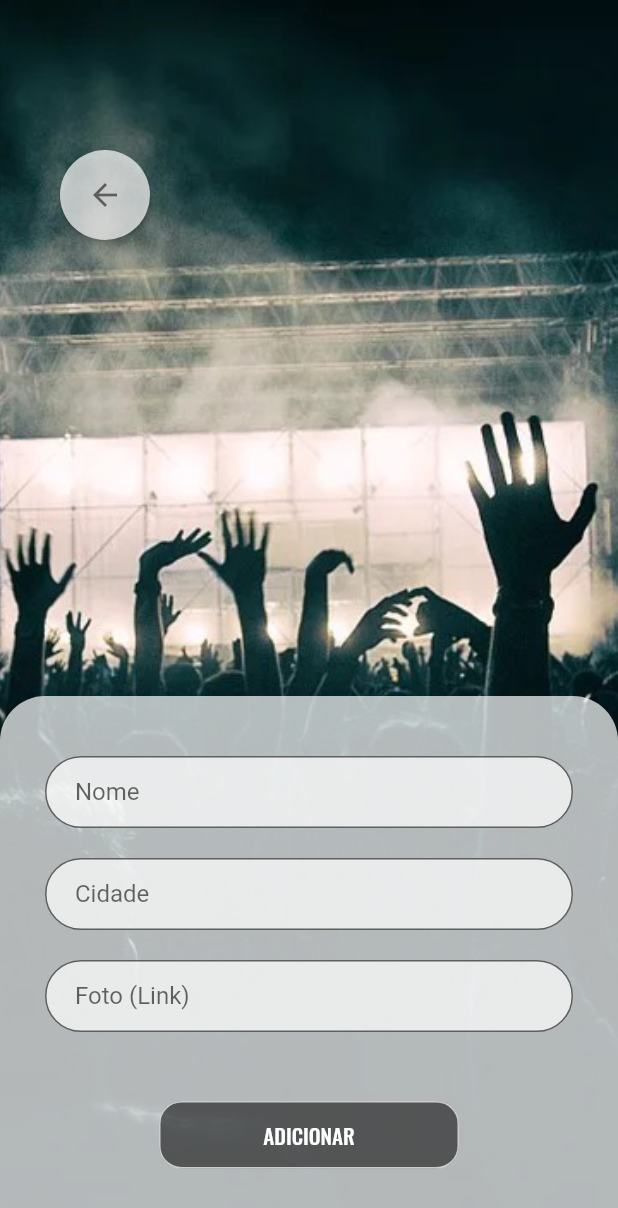
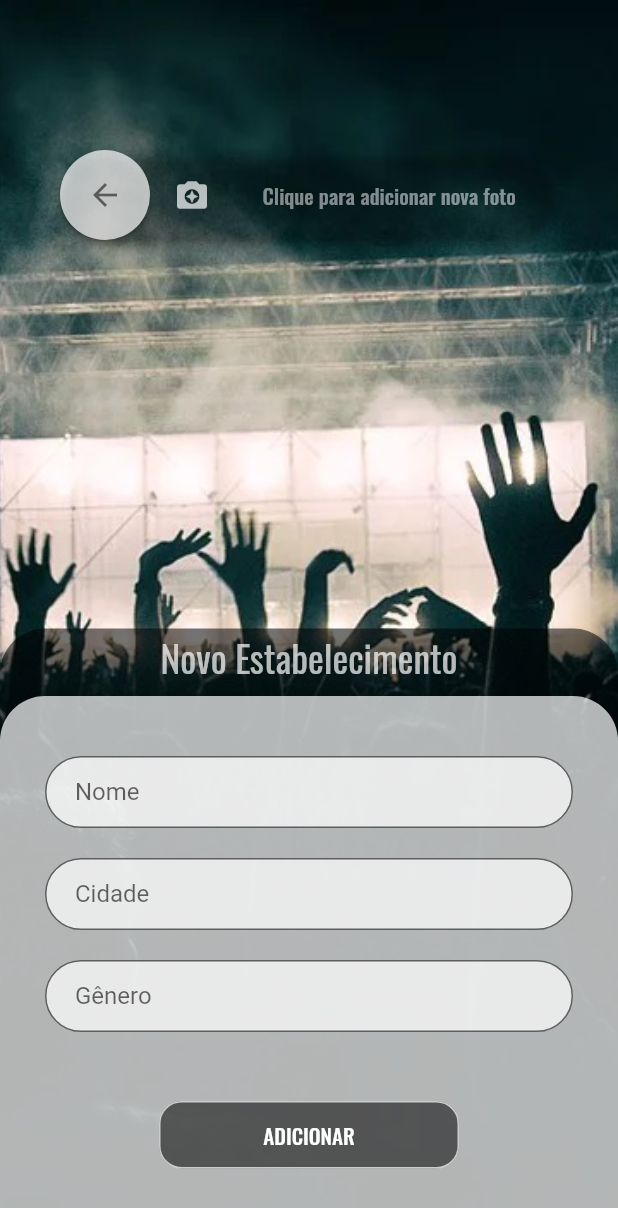
Before and after one commit to arrudaluisfp/SearchAParty, a Flutter app: the NovoEstabelecimento screen opened directly, after a tap on "ADICIONAR", on a phone screen of 412 x 824 dp. Shown: the top 1208 px of the screen. Run offline on Flutter 3.47's test engine with Material 2 defaults, Android fonts, the light colour scheme and no system bars; our stand-ins replace cloud_firestore, firebase_auth, firebase_storage, image_picker; accounts and stored records are empty.

Commit message:
Câmera
Acesso à camêra para cadastro de novo estabelecimento.

```diff
--- a/lib/pages/novo_estabelecimento.dart
+++ b/lib/pages/novo_estabelecimento.dart
@@ -1,6 +1,81 @@
+import 'package:cloud_firestore/cloud_firestore.dart';
+import 'package:firebase_auth/firebase_auth.dart';
 import 'package:flutter/material.dart';
+import 'package:image_picker/image_picker.dart';
+import 'package:firebase_storage/firebase_storage.dart';
+import 'dart:io';
 
-class NovoEstabelecimento extends StatelessWidget {
+class NovoEstabelecimento extends StatefulWidget {
+  @override
+  _NovoEstabelecimentoState createState() => _NovoEstabelecimentoState();
+}
+
+class _NovoEstabelecimentoState extends State<NovoEstabelecimento> {
+
+  TextEditingController _nomeController = TextEditingController();
+  TextEditingController _cidadeController = TextEditingController();
+  TextEditingController _generoController = TextEditingController();
+  String _erroMsg = "";
+  File _foto;
+
+  Future _getImage() async {
+    PickedFile img;
+    ImagePicker cam = ImagePicker();
+    img = await cam.getImage(source: ImageSource.camera);
+
+    setState(() {
+      _foto = File(img.path);
+    });
+  }
+
+  _validacao() {
+    String nome = _nomeController.text;
+    String cidade = _cidadeController.text;
+    String genero = _generoController.text;
+
+    if(nome.isNotEmpty && cidade.isNotEmpty && genero.isNotEmpty) {
+      _cadastrar();
+    } else {
+      setState(() {
+        _erroMsg = "Preencha todos os campos!";
+      });
+    }
+  }
+
+  Future _cadastrar() async {
+    String nome = _nomeController.text;
+    String cidade = _cidadeController.text;
+    String genero = _generoController.text;
+
+    String newEstabelecimento;
+    FirebaseUser user;
+
+    await FirebaseAuth.instance.currentUser().then((currentUser) => {
+      if (currentUser != null) {
+        user = currentUser
+      }
+    });
+
+    await Firestore.instance
+      .collection(user.uid)
+      .document("estabelecimentos")
+      .collection("estabelecimentos")
+      .add({
+        "nome": nome,
+        "cidade": cidade,
+        "genero": genero,
+      }).then((value) {
+        newEstabelecimento = value.documentID;
+      });
+
+    print("ID DOC: "+newEstabelecimento);
+
+    FirebaseStorage storage = FirebaseStorage.instance;
+    StorageReference rootFolder = storage.ref();
+    StorageReference arquivo = rootFolder.child("estabelecimentos_avatar").child(user.uid).child(newEstabelecimento);
+    arquivo.putFile(_foto);
+  }
+
   @override
   Widget build(BuildContext context) {
     return Scaffold(
@@ -11,16 +86,29 @@ class NovoEstabelecimento extends StatelessWidget {
             child: _image(),
           ),
           Align(
+            alignment: Alignment.topLeft,
+            child: _avatar(),
+          ),
+          Align(
+            alignment: Alignment.topLeft,
+            child: _addPhoto(),
+          ),
+
+          Align(
+            alignment: Alignment.topLeft,
+            child: _backBtn(context),
+          ),
+          Align(
+            alignment: Alignment.bottomCenter,
+            child: _title(),
+          ),
+          Align(
             alignment: Alignment.bottomCenter,
             child: _content(),
           ),
           Align(
             alignment: Alignment.bottomCenter,
             child: _action(),
-          ),
-          Align(
-            alignment: Alignment.topLeft,
-            child: _backBtn(context),
           ),
         ],
       ),
@@ -38,22 +126,81 @@ class NovoEstabelecimento extends StatelessWidget {
     );
   }
 
+  Widget _avatar() {
+    return _foto == null
+        ? Container()
+        : Padding(
+          padding: EdgeInsets.only(top: 225, left: 150, right: 30),
+          child: CircleAvatar(
+            radius: 55,
+            backgroundColor: Colors.white,
+            child: CircleAvatar(
+              radius: 50,
+              backgroundImage: AssetImage(_foto.path),
+          ),
+      ),
+    );
+  }
+
+  Widget _addPhoto() {
+    return Container(
+      height: 60,
+      width: 330,
+      margin: EdgeInsets.only(
+        left: 40,
+        top: 100,
+      ),
+      child: RaisedButton(
+        color: Colors.transparent,
+        onPressed: () {
+          _getImage();
+        },
+        shape: RoundedRectangleBorder(
+          borderRadius: BorderRadius.circular(50.0),
+        ),
+        child: Row(
+          children: <Widget>[
+            Padding(
+              padding: EdgeInsets.only(left: 60),
+              child: Icon(
+                Icons.camera_enhance,
+                color: Colors.white70,
+              ),
+            ),
+            Padding(
+              padding: EdgeInsets.only(left: 35),
+              child: Text(
+                "Clique para adicionar nova foto",
+                style: TextStyle(
+                    fontFamily: 'Oswald',
+                    color: Colors.white.withOpacity(0.5)
+                ),
+              ),
+            ),
+          ],
+        ),
+      ),
+    );
+  }
+
   Widget _action() {
-    return Container( //CADASTRAR
+    return Container( //ADICIONAR
       width: 200,
       height: 45,
-      margin: EdgeInsets.only(bottom:  45),
+      margin: EdgeInsets.only(bottom: 45),
       child: FlatButton(
         shape: RoundedRectangleBorder(
             borderRadius: new BorderRadius.circular(15.0),
             side: BorderSide(color: Colors.white70)
         ),
         child: Text('ADICIONAR',
-          style: TextStyle( fontFamily: 'Oswald', color: Colors.white
+          style: TextStyle(fontFamily: 'Oswald', color: Colors.white
           ),
         ),
         color: Colors.black54,
-        onPressed: () {/* */},
+        onPressed: () {
+          _validacao();
+        },
       ),
     );
   }
@@ -79,11 +226,34 @@ class NovoEstabelecimento extends StatelessWidget {
     );
   }
 
+  Widget _title() { //TITULO ACIMA DOS CAMPOS
+    return Container(
+        height: 405,
+        width: 510,
+        decoration: BoxDecoration(
+          color: Colors.black54,
+          borderRadius: BorderRadius.only(
+            topLeft: Radius.circular(30),
+            topRight: Radius.circular(30),
+          ),
+        ),
+        child: Text(
+          "Novo Estabelecimento",
+          textAlign: TextAlign.center,
+
+          style: TextStyle(
+              fontFamily: 'Oswald',
+              fontSize: 25,
+              color: Colors.white70),
+        )
+    );
+  }
+
   Widget _content() {
     return Container(
       height: 360,
       decoration: BoxDecoration(
-        color:Colors.white70,
+        color: Colors.white70,
         borderRadius: BorderRadius.only(
           topLeft: Radius.circular(30),
           topRight: Radius.circular(30),
@@ -91,64 +261,79 @@ class NovoEstabelecimento extends StatelessWidget {
       ),
       child: Column(
           children: <Widget>[
-          Padding(padding: EdgeInsets.only(top:40, left:30, right:30),
+            Padding(padding: EdgeInsets.only(top: 40, left: 30, right: 30),
               child: TextField(
                 decoration: InputDecoration(
                   border: new OutlineInputBorder(
-                  borderSide: const BorderSide(color: Colors.grey, width:0.8),
+                    borderSide: const BorderSide(
+                        color: Colors.grey, width: 0.8),
                     borderRadius: const BorderRadius.all(
                       const Radius.circular(50.0),
                     ),
                   ),
                   contentPadding: //posição da escrita dentro do campo
-                new EdgeInsets.symmetric(vertical:5.0, horizontal:20.0),
-                filled: true, //preenchivel
-                fillColor: Colors.white70, //na cor branca
-                alignLabelWithHint: true, //alinha o que ta dentro
+                  new EdgeInsets.symmetric(vertical: 5.0, horizontal: 20.0),
+                  filled: true,
+                  //preenchivel
+                  fillColor: Colors.white70,
+                  //na cor branca
+                  alignLabelWithHint: true,
+                  //alinha o que ta dentro
                   hintText: 'Nome',
                 ),
+                controller: _nomeController,
                 keyboardType: TextInputType.text,
               ),
             ),
 
             Padding(
-            padding: EdgeInsets.only(top:20, left:30, right:30),
+              padding: EdgeInsets.only(top: 20, left: 30, right: 30),
               child: TextField(
                 decoration: InputDecoration(
                   border: new OutlineInputBorder(
-                  borderSide: const BorderSide(color: Colors.grey, width:0.8),
+                    borderSide: const BorderSide(
+                        color: Colors.grey, width: 0.8),
                     borderRadius: const BorderRadius.all(
                       const Radius.circular(50.0),
                     ),
                   ),
                   contentPadding: //posição da escrita dentro do campo
-                new EdgeInsets.symmetric(vertical:5.0, horizontal:20.0),
-                filled: true, //preenchivel
-                fillColor: Colors.white70, //na cor branca
-                alignLabelWithHint: true, //alinha o que ta dentro
+                  new EdgeInsets.symmetric(vertical: 5.0, horizontal: 20.0),
+                  filled: true,
+                  //preenchivel
+                  fillColor: Colors.white70,
+                  //na cor branca
+                  alignLabelWithHint: true,
+                  //alinha o que ta dentro
                   hintText: 'Cidade',
                 ),
+                controller: _cidadeController,
                 keyboardType: TextInputType.text,
               ),
             ),
 
             Padding(
-            padding: EdgeInsets.only(top:20, left:30, right:30),
+              padding: EdgeInsets.only(top: 20, left: 30, right: 30),
               child: TextField(
                 decoration: InputDecoration(
                   border: new OutlineInputBorder(
-                  borderSide: const BorderSide(color: Colors.grey, width:0.8),
+                    borderSide: const BorderSide(
+                        color: Colors.grey, width: 0.8),
                     borderRadius: const BorderRadius.all(
                       const Radius.circular(50.0),
                     ),
                   ),
                   contentPadding: //posição da escrita dentro do campo
-                new EdgeInsets.symmetric(vertical:5.0, horizontal:20.0),
-                filled: true, //preenchivel
-                fillColor: Colors.white70, //na cor branca
-                alignLabelWithHint: true, //alinha o que ta dentro
-                hintText: 'Foto (Link)',
+                  new EdgeInsets.symmetric(vertical: 5.0, horizontal: 20.0),
+                  filled: true,
+                  //preenchivel
+                  fillColor: Colors.white70,
+                  //na cor branca
+                  alignLabelWithHint: true,
+                  //alinha o que ta dentro
+                  hintText: 'Gênero',
                 ),
+                controller: _generoController,
                 keyboardType: TextInputType.text,
               ),
             ),
--- a/pubspec.yaml
+++ b/pubspec.yaml
@@ -14,7 +14,7 @@ description: A new Flutter application.
 version: 1.0.0+1
 
 environment:
-  sdk: ">=2.1.0 <3.0.0"
+  sdk: ">=2.2.0 <3.0.0"
 
 dependencies:
   flutter:
@@ -27,6 +27,8 @@ dependencies:
   firebase_analytics: ^5.0.11
   cloud_firestore: ^0.13.5
   firebase_storage: ^3.1.5
+
+  image_picker: ^0.6.7+1 #camera controller
 
   # The following adds the Cupertino Icons font to your application.
   # Use with the CupertinoIcons class for iOS style icons.
```
Also changed, not shown: 1 other file. Lines whose indentation alone changed are shown as unchanged.
